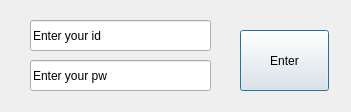
Before: the Qt Designer form login.ui in ngwoon/Database-Project, drawn with Qt 5.
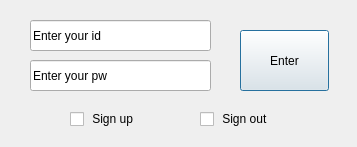
After: the same form once the commit is applied.

Commit message: 회원가입 - 비밀번호 check 진행중

Diff of the .ui file:
```diff
--- a/login.ui
+++ b/login.ui
@@ -6,8 +6,8 @@
    <rect>
     <x>0</x>
     <y>0</y>
-    <width>351</width>
-    <height>112</height>
+    <width>357</width>
+    <height>147</height>
    </rect>
   </property>
   <property name="contextMenuPolicy">
@@ -55,6 +55,32 @@
     <string>Enter</string>
    </property>
   </widget>
+  <widget class="QCheckBox" name="signUpCheckbox">
+   <property name="geometry">
+    <rect>
+     <x>70</x>
+     <y>110</y>
+     <width>93</width>
+     <height>18</height>
+    </rect>
+   </property>
+   <property name="text">
+    <string> Sign up</string>
+   </property>
+  </widget>
+  <widget class="QCheckBox" name="signOutCheckbox">
+   <property name="geometry">
+    <rect>
+     <x>200</x>
+     <y>110</y>
+     <width>93</width>
+     <height>18</height>
+    </rect>
+   </property>
+   <property name="text">
+    <string> Sign out</string>
+   </property>
+  </widget>
  </widget>
  <resources/>
  <connections/>
```
The commit also changes 8 other files.
